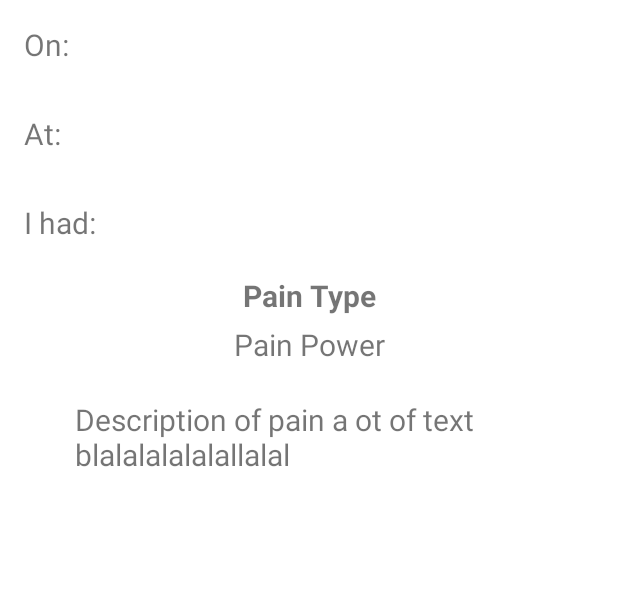
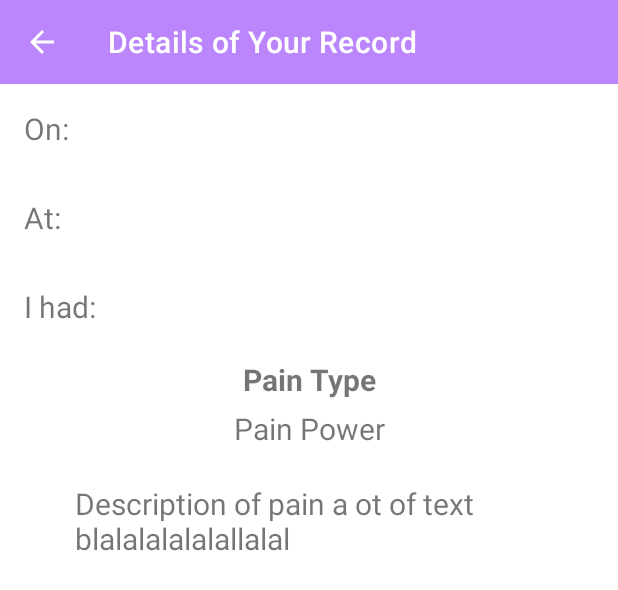
Before and after one commit to choxar/PainJournalAndroid, an Android app: the layout detail_main.xml on its own in the app's theme, with its tools: preview values and no code run, on a phone screen of 412 x 824 dp. Shown: the top 590 px of the screen. Run offline under Robolectric (Android 15) with nearby library versions, the phone set to English and light mode, and no system bars.

Commit message:
Design problems to be solved

```diff
--- /dev/null
+++ b/app/src/main/res/drawable/ic_back.xml
@@ -0,0 +1,5 @@
+<vector android:height="24dp" android:tint="#FFFFFF"
+    android:viewportHeight="24" android:viewportWidth="24"
+    android:width="24dp" xmlns:android="http://schemas.android.com/apk/res/android">
+    <path android:fillColor="@android:color/white" android:pathData="M20,11H7.83l5.59,-5.59L12,4l-8,8 8,8 1.41,-1.41L7.83,13H20v-2z"/>
+</vector>
--- a/app/src/main/res/layout/detail_main.xml
+++ b/app/src/main/res/layout/detail_main.xml
@@ -1,7 +1,8 @@
 <?xml version="1.0" encoding="utf-8"?>
 
 <layout xmlns:android="http://schemas.android.com/apk/res/android"
-    xmlns:tools="http://schemas.android.com/tools">
+    xmlns:tools="http://schemas.android.com/tools"
+    xmlns:app="http://schemas.android.com/apk/res-auto">
 
 
 <!--    <data>-->
@@ -22,6 +23,16 @@
 
             android:layout_width="match_parent"
             android:layout_height="match_parent">
+
+            <androidx.appcompat.widget.Toolbar
+                android:id="@+id/toolbar"
+                android:layout_width="match_parent"
+                style="@style/ThemeDetail"
+                android:layout_height="wrap_content"
+                app:title="Details of Your Record"
+                android:background="@color/purple_200"
+                app:navigationIcon="@drawable/ic_back"
+                android:theme="@style/ThemeOverlay.AppCompat.Dark.ActionBar"/>
 
 
             <!--
@@ -60,7 +71,7 @@
                 android:layout_below="@id/painPower_holder">
 
                 <TextView
-
+                    android:id="@+id/painPower_second"
                     android:layout_width="match_parent"
                     android:layout_height="wrap_content"
                     android:gravity="center"
@@ -77,6 +88,7 @@
 
                 <TextView
 
+                    android:id="@+id/notes_detail"
                     android:layout_width="match_parent"
                     android:layout_height="wrap_content"
                     android:gravity="left"
@@ -91,11 +103,11 @@
                 android:id="@+id/date_holder"
                 android:layout_width="match_parent"
                 android:layout_height="wrap_content"
+                android:layout_below="@id/toolbar"
 
                 >
 
                 <TextView
-
                     android:layout_width="wrap_content"
                     android:layout_height="wrap_content"
                     android:padding="16sp"
@@ -110,7 +122,7 @@
                     android:layout_alignParentEnd="true"
                     android:layout_marginEnd="175dp"
                     android:padding="16sp"
-                    android:textSize="16sp" />
+                    android:textSize="20sp" />
 
             </RelativeLayout>
 
@@ -166,20 +178,24 @@
                     android:layout_alignParentEnd="true"
                     android:layout_marginEnd="175dp"
                     android:padding="16sp"
-                    android:textSize="16sp" />
+                    android:textSize="20sp" />
 
             </RelativeLayout>
 
 
             <ImageView
-                android:id="@+id/painTypeImageView"
+                android:id="@+id/painTypeImageView_detail"
+                android:layout_below="@id/toolbar"
                 android:layout_width="150dp"
                 android:layout_height="150dp"
                 android:layout_alignBottom="@id/detail_holder"
                 android:layout_alignParentEnd="true"
-                android:layout_marginTop="-1dp"
+                android:layout_marginTop="10dp"
+                android:layout_marginEnd="15dp"
                 android:layout_marginRight="16dp"
-                android:padding="16sp" />
+                android:layout_marginBottom="5dp"
+                android:adjustViewBounds="true"
+                app:shapeAppearanceOverlay="@style/roundedImage" />
 
 
         </RelativeLayout>
--- a/app/src/main/res/values/strings.xml
+++ b/app/src/main/res/values/strings.xml
@@ -23,7 +23,7 @@
         <item>Choose Pain Power</item>
         <item>Pain Barable</item>
         <item>Moderate Pain</item>
-        <item>Serve Pain</item>
+        <item>Severe Pain</item>
         <item>Very Serve Pain</item>
         <item>Worst Pain Possible</item>
 
--- a/app/src/main/res/values/themes.xml
+++ b/app/src/main/res/values/themes.xml
@@ -14,10 +14,10 @@
         <!-- Customize your theme here. -->
     </style>
 
-    <style name="ThemeDetail" parent="Theme.MaterialComponents.DayNight.DarkActionBar">
+    <style name="ThemeDetail" parent="Theme.MaterialComponents.DayNight.NoActionBar">
         <!-- Primary brand color. -->
         <item name="colorPrimary">@color/purple_500</item>
-        <item name="colorPrimaryVariant">@color/purple_500</item>
+        <item name="colorPrimaryVariant">@color/purple_200</item>
         <item name="colorOnPrimary">@color/white</item>
         <item name="android:statusBarColor" tools:targetApi="l">?attr/colorPrimaryVariant</item>
 
@@ -41,7 +41,7 @@
     <style name="roundedImage">
 
         <item name="cornerFamily">rounded</item>
-        <item name="cornerSize">20dp</item>
+        <item name="cornerSize">30dp</item>
 
 
     </style>
```
Also changed, not shown: app/src/main/java/com/example/painjournal/adapters/MainActivityAdapter.kt (+17 -8 lines), app/src/main/java/com/example/painjournal/main/DetailActivity.kt (+21 -0 lines), app/src/main/java/com/example/painjournal/main/NewRecordActivity.kt (+14 -16 lines), app/src/main/res/layout/activity_main.xml (+24 -24 lines), app/src/main/res/layout/item_record.xml (+138 -162 lines), app/src/main/res/layout/new_main.xml (+4 -3 lines).
